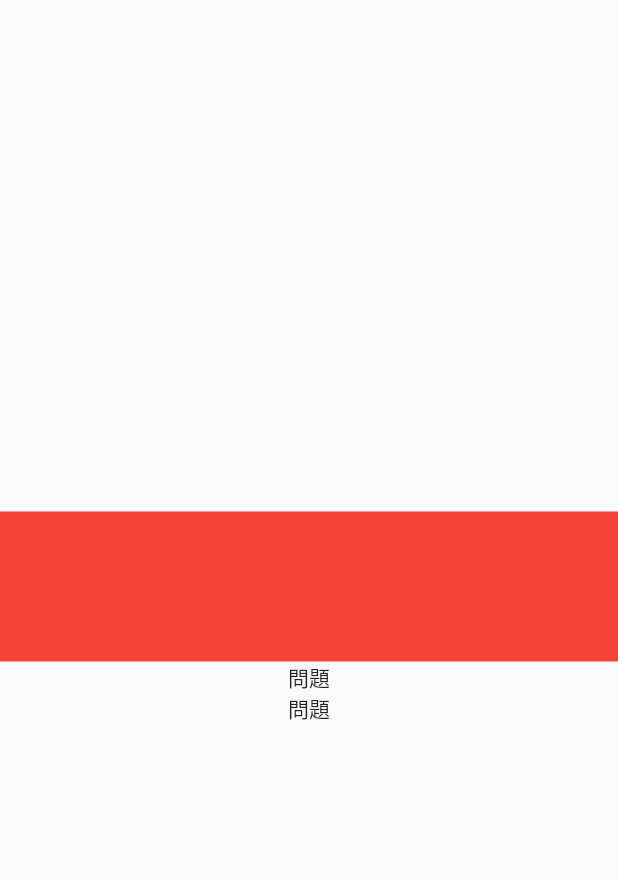
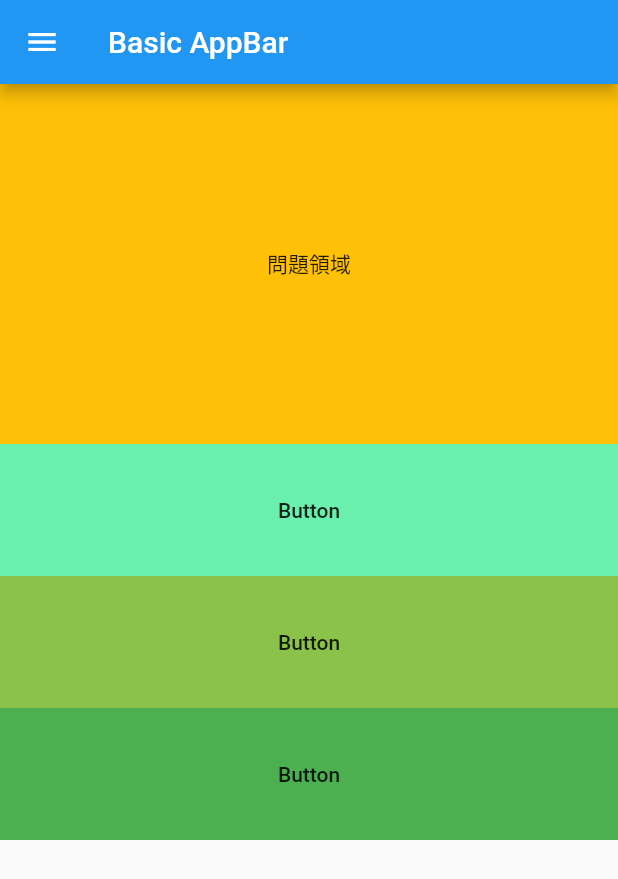
Before and after one commit to gh-masa/flutter_samples, a Flutter app: the QuizWidget screen opened directly, on a phone screen of 412 x 824 dp. Shown: the top 879 px of the screen. Run offline on Flutter 3.47's test engine with Material 2 defaults, Android fonts, the phone set to English and light mode, and no system bars; our stand-ins replace bloc, flutter_bloc.

Commit message:
画面レイアウトを仮組み

```diff
--- a/flutter_samples/lib/scene/quiz/QuizWidget.dart
+++ b/flutter_samples/lib/scene/quiz/QuizWidget.dart
@@ -8,21 +8,56 @@ class QuizWidget extends StatelessWidget {
     return BlocProvider(
       create: (BuildContext context) => TitleBLoC(),
       child: Scaffold(
+        appBar: AppBar(
+          title: Text('Basic AppBar'),
+        ),
+        drawer: Drawer(),
         body: BlocBuilder<TitleBLoC, int>(
           builder: (context, state) {
-            return Center(
+            return SafeArea(
               child: Column(
                 mainAxisSize: MainAxisSize.min,
-
-                ///
                 children: <Widget>[
                   Container(
-                    height: 100.0,
+                    height: 240.0,
                     width: double.infinity,
-                    color: Colors.red,
+                    color: Colors.amber,
+                    child: Center(
+                      child: Text("問題領域"),
+                    ),
                   ),
-                  Text("問題"),
-                  Text("問題"),
+                  Column(
+                    mainAxisSize: MainAxisSize.min,
+                    children: <Widget>[
+                      Container(
+                        height: 88.0,
+                        width: double.infinity,
+                        color: Colors.greenAccent,
+                        child: FlatButton(
+                          child: Text("Button"),
+                          onPressed: () {},
+                        ),
+                      ),
+                      Container(
+                        height: 88.0,
+                        width: double.infinity,
+                        color: Colors.lightGreen,
+                        child: FlatButton(
+                          child: Text("Button"),
+                          onPressed: () {},
+                        ),
+                      ),
+                      Container(
+                        height: 88.0,
+                        width: double.infinity,
+                        color: Colors.green,
+                        child: FlatButton(
+                          child: Text("Button"),
+                          onPressed: () {},
+                        ),
+                      ),
+                    ],
+                  ),
                 ],
               ),
             );
```
